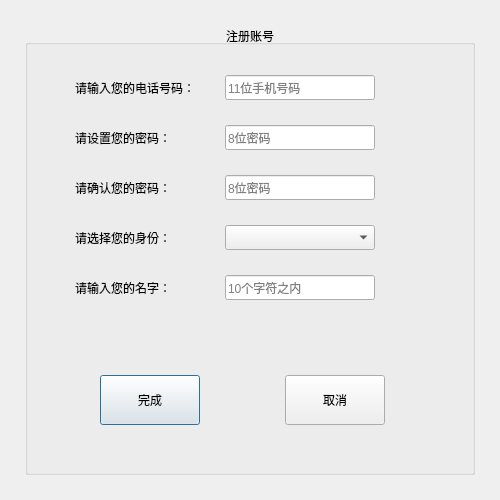
Above: ProjectFrontend/RegisterForm.ui from Vladimir2506/ProjectCpp before the change. Below: the same form after it.
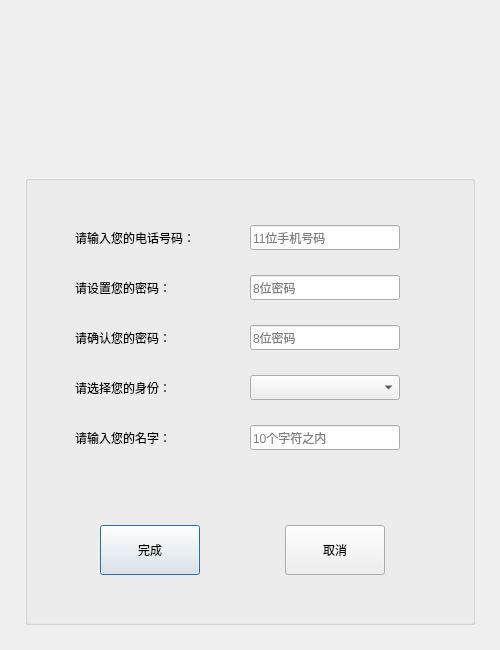
That is the form after the change.

What changed in the file:
```diff
--- a/ProjectFrontend/RegisterForm.ui
+++ b/ProjectFrontend/RegisterForm.ui
@@ -13,7 +13,7 @@
     <x>0</x>
     <y>0</y>
     <width>500</width>
-    <height>500</height>
+    <height>650</height>
    </rect>
   </property>
   <property name="sizePolicy">
@@ -25,13 +25,13 @@
   <property name="minimumSize">
    <size>
     <width>500</width>
-    <height>500</height>
+    <height>650</height>
    </size>
   </property>
   <property name="maximumSize">
    <size>
     <width>500</width>
-    <height>500</height>
+    <height>650</height>
    </size>
   </property>
   <property name="windowTitle">
@@ -41,7 +41,7 @@
    <property name="geometry">
     <rect>
      <x>25</x>
-     <y>25</y>
+     <y>175</y>
      <width>450</width>
      <height>450</height>
     </rect>
@@ -62,7 +62,7 @@
     <string>由数字和字母组成</string>
    </property>
    <property name="title">
-    <string>注册账号</string>
+    <string/>
    </property>
    <property name="alignment">
     <set>Qt::AlignCenter</set>
@@ -72,7 +72,7 @@
      <rect>
       <x>50</x>
       <y>50</y>
-      <width>150</width>
+      <width>155</width>
       <height>25</height>
      </rect>
     </property>
@@ -88,7 +88,7 @@
      <rect>
       <x>50</x>
       <y>100</y>
-      <width>150</width>
+      <width>155</width>
       <height>25</height>
      </rect>
     </property>
@@ -99,7 +99,7 @@
    <widget class="QLabel" name="lblState1">
     <property name="geometry">
      <rect>
-      <x>375</x>
+      <x>400</x>
       <y>50</y>
       <width>25</width>
       <height>25</height>
@@ -112,7 +112,7 @@
    <widget class="QLabel" name="lblState2">
     <property name="geometry">
      <rect>
-      <x>375</x>
+      <x>400</x>
       <y>100</y>
       <width>25</width>
       <height>25</height>
@@ -125,7 +125,7 @@
    <widget class="QLineEdit" name="lePhone">
     <property name="geometry">
      <rect>
-      <x>200</x>
+      <x>225</x>
       <y>50</y>
       <width>150</width>
       <height>25</height>
@@ -144,7 +144,7 @@
    <widget class="QLineEdit" name="lePW">
     <property name="geometry">
      <rect>
-      <x>200</x>
+      <x>225</x>
       <y>100</y>
       <width>150</width>
       <height>25</height>
@@ -207,7 +207,7 @@
      <rect>
       <x>50</x>
       <y>150</y>
-      <width>150</width>
+      <width>155</width>
       <height>25</height>
      </rect>
     </property>
@@ -218,7 +218,7 @@
    <widget class="QLabel" name="lblState3">
     <property name="geometry">
      <rect>
-      <x>375</x>
+      <x>400</x>
       <y>150</y>
       <width>25</width>
       <height>25</height>
@@ -231,7 +231,7 @@
    <widget class="QLineEdit" name="lePWDeux">
     <property name="geometry">
      <rect>
-      <x>200</x>
+      <x>225</x>
       <y>150</y>
       <width>150</width>
       <height>25</height>
@@ -255,7 +255,7 @@
      <rect>
       <x>50</x>
       <y>200</y>
-      <width>150</width>
+      <width>155</width>
       <height>25</height>
      </rect>
     </property>
@@ -266,7 +266,7 @@
    <widget class="QComboBox" name="cbChar">
     <property name="geometry">
      <rect>
-      <x>200</x>
+      <x>225</x>
       <y>200</y>
       <width>150</width>
       <height>25</height>
@@ -287,7 +287,7 @@
      <rect>
       <x>50</x>
       <y>250</y>
-      <width>150</width>
+      <width>155</width>
       <height>25</height>
      </rect>
     </property>
@@ -298,7 +298,7 @@
    <widget class="QLineEdit" name="leName">
     <property name="geometry">
      <rect>
-      <x>200</x>
+      <x>225</x>
       <y>250</y>
       <width>150</width>
       <height>25</height>
@@ -311,7 +311,7 @@
    <widget class="QLabel" name="lblState4">
     <property name="geometry">
      <rect>
-      <x>375</x>
+      <x>400</x>
       <y>250</y>
       <width>25</width>
       <height>25</height>
@@ -322,6 +322,21 @@
     </property>
    </widget>
   </widget>
+  <widget class="QLabel" name="lblRegisterBGN">
+   <property name="geometry">
+    <rect>
+     <x>0</x>
+     <y>0</y>
+     <width>500</width>
+     <height>650</height>
+    </rect>
+   </property>
+   <property name="text">
+    <string/>
+   </property>
+  </widget>
+  <zorder>lblRegisterBGN</zorder>
+  <zorder>gbRegister</zorder>
  </widget>
  <layoutdefault spacing="6" margin="11"/>
  <tabstops>
```
